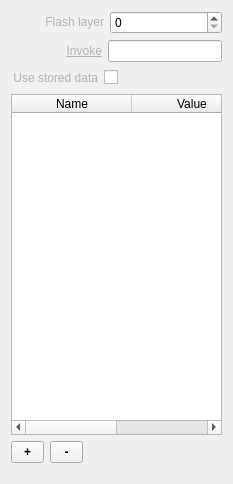
Before: the Qt Designer form trunk/Widgets/Inspector/InspectorTemplateWidget.ui in cambell-prince/casparcg-client, drawn with Qt 5.
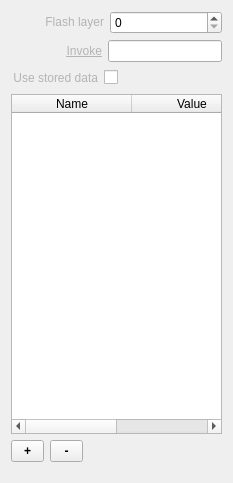
After: the same form once the commit is applied.

Patch:
```diff
--- a/trunk/Widgets/Inspector/InspectorTemplateWidget.ui
+++ b/trunk/Widgets/Inspector/InspectorTemplateWidget.ui
@@ -7,7 +7,7 @@
     <x>0</x>
     <y>0</y>
     <width>233</width>
-    <height>484</height>
+    <height>483</height>
    </rect>
   </property>
   <property name="sizePolicy">
@@ -19,7 +19,7 @@
   <property name="minimumSize">
    <size>
     <width>0</width>
-    <height>484</height>
+    <height>483</height>
    </size>
   </property>
   <layout class="QVBoxLayout" name="verticalLayout">
```
